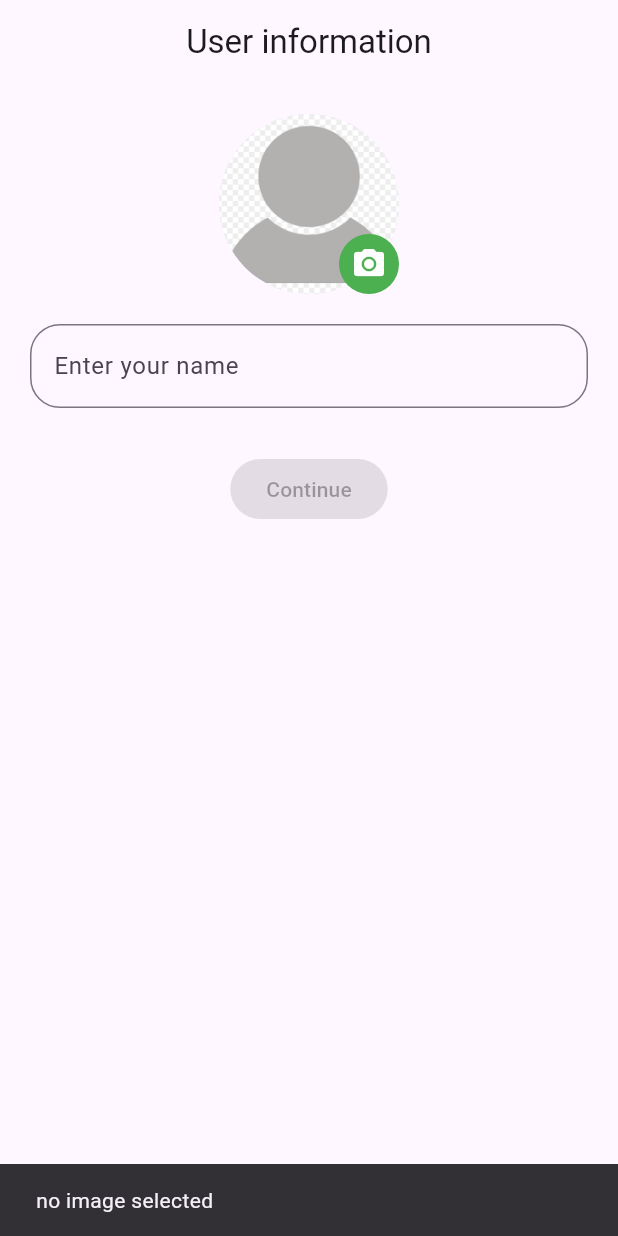
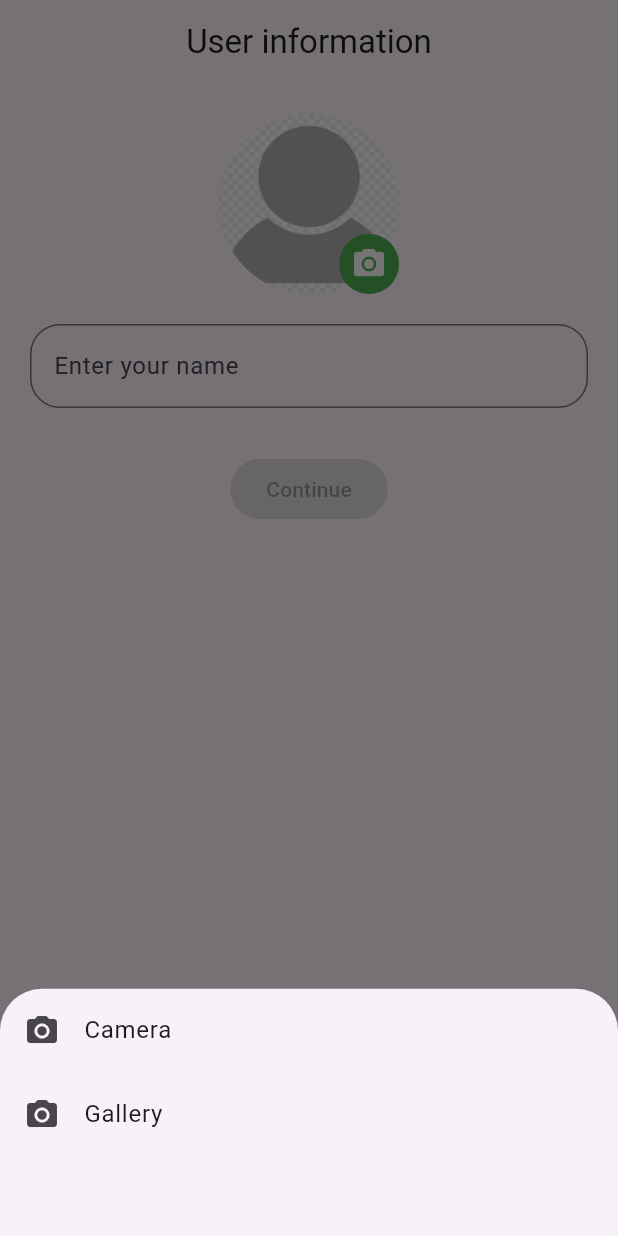
Before and after one commit to ahmadmhd357/flutter_chatee, a Flutter app: the screen it shows after launch, after a tap on the "camera alt" icon, on a phone screen of 412 x 824 dp. Run offline on Flutter 3.47's test engine with Material 3 defaults, Android fonts, the phone set to English and light mode, and no system bars; our stand-ins replace adaptive_theme, cloud_firestore, country_picker, firebase_auth, firebase_core, firebase_storage and 6 more; accounts and stored records are empty.

Commit message:
fixing the image picker and finish it

```diff
--- a/lib/methods/methods.dart
+++ b/lib/methods/methods.dart
@@ -21,7 +21,9 @@ Future<File?> imagePicker({
           await ImagePicker().pickImage(source: ImageSource.camera);
       if (pickedFile == null) {
         onFail('no image selected');
-      } else {}
+      } else {
+        pickedImage = File(pickedFile.path);
+      }
     } catch (e) {
       onFail(e.toString());
     }
@@ -31,7 +33,9 @@ Future<File?> imagePicker({
           await ImagePicker().pickImage(source: ImageSource.gallery);
       if (pickedFile == null) {
         onFail('no image selected');
-      } else {}
+      } else {
+        pickedImage = File(pickedFile.path);
+      }
     } catch (e) {
       onFail(e.toString());
     }
--- a/lib/screens/user_info_screen.dart
+++ b/lib/screens/user_info_screen.dart
@@ -16,6 +16,33 @@ class _UserInfoScreenState extends State<UserInfoScreen> {
 
   File? imageFile;
   String userImage = '';
+
+  void showImageModalSheet(BuildContext context) {
+    showModalBottomSheet(
+      context: context,
+      builder: (context) => SizedBox(
+        height: MediaQuery.of(context).size.height / 5,
+        child: Column(
+          children: [
+            ListTile(
+              onTap: () {
+                selectProfileImage(true);
+              },
+              leading: const Icon(Icons.camera_alt),
+              title: const Text('Camera'),
+            ),
+            ListTile(
+              onTap: () {
+                selectProfileImage(false);
+              },
+              leading: const Icon(Icons.camera_alt),
+              title: const Text('Gallery'),
+            ),
+          ],
+        ),
+      ),
+    );
+  }
 
   void selectProfileImage(bool fromCamera) async {
     imageFile = await imagePicker(
@@ -41,7 +68,7 @@ class _UserInfoScreenState extends State<UserInfoScreen> {
         imageFile = File(croppedFile.path);
       });
     }
-    // popDailoge();
+    popDailoge();
   }
 
   void popDailoge() {
@@ -88,7 +115,7 @@ class _UserInfoScreenState extends State<UserInfoScreen> {
                     radius: 20,
                     child: IconButton(
                       onPressed: () {
-                        selectProfileImage(true);
+                        showImageModalSheet(context);
                       },
                       icon: const Icon(Icons.camera_alt),
                       color: Colors.white,
```
Also changed, not shown: 1 other file.
